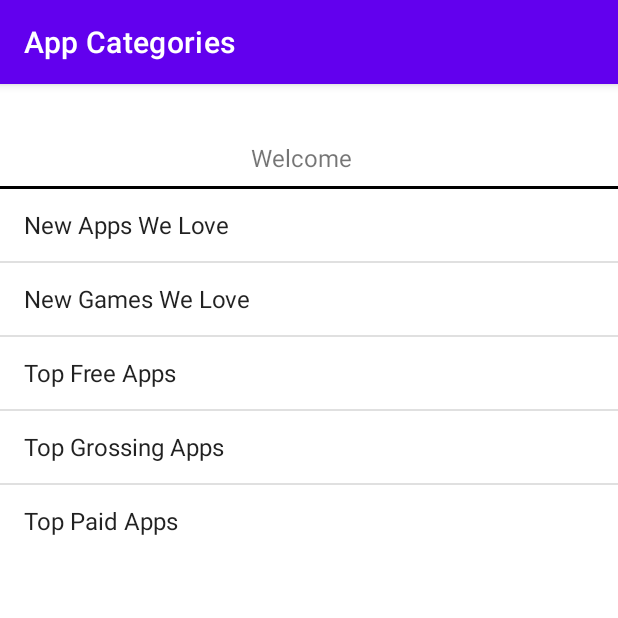
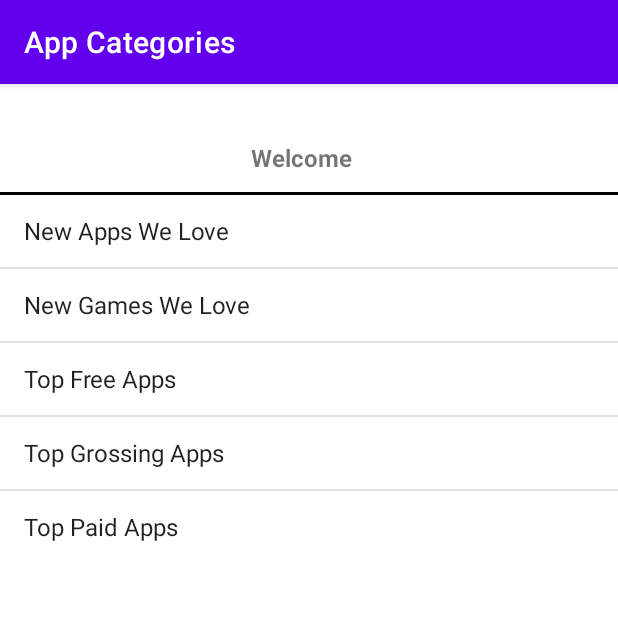
Before and after one commit to kailashchivhe/MobileDev, an Android app: the screen it shows after launch (MainActivity), on a phone screen of 412 x 824 dp, the top half of it. Run offline under Robolectric (Android 15) with nearby library versions, the phone set to English and light mode, and no system bars.

Commit message:
App Categories header bold

```diff
--- a/InClass05/app/src/main/res/layout/fragment_app_categories.xml
+++ b/InClass05/app/src/main/res/layout/fragment_app_categories.xml
@@ -16,6 +16,7 @@
         android:layout_marginEnd="182dp"
         android:textSize="16sp"
         android:text="@string/welcome"
+        android:textStyle="bold"
         app:layout_constraintEnd_toEndOf="parent"
         app:layout_constraintStart_toStartOf="parent"
         app:layout_constraintTop_toTopOf="parent" />
@@ -27,7 +28,7 @@
         app:layout_constraintTop_toBottomOf="@id/welcomeTextView"
         app:layout_constraintEnd_toEndOf="parent"
         app:layout_constraintStart_toStartOf="parent"
-        android:layout_marginTop="8dp"
+        android:layout_marginTop="12dp"
         android:background="@color/black"/>
 
     <ListView
```
